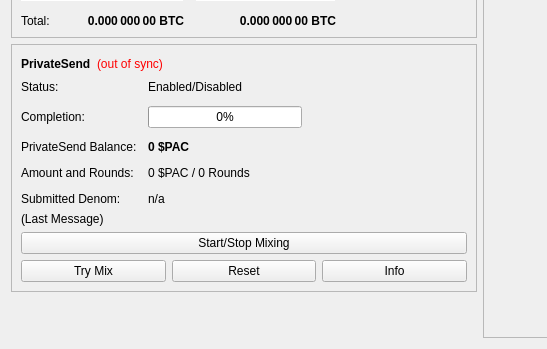
nending/dash, file src/qt/forms/overviewpage.ui: the form before one commit; both pictures show x 0 to 547 and y 178 to 527 of the 960 by 527 pixel window.
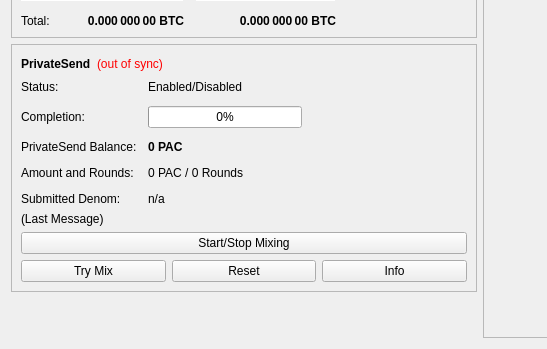
The form after the commit.

Commit message:
Revert "Fix bugs in interface"
This reverts commit e69b780e1d2dfe615424254f95e678abb2be6519.

The edit to the form file:
```diff
--- a/src/qt/forms/overviewpage.ui
+++ b/src/qt/forms/overviewpage.ui
@@ -501,7 +501,7 @@
                </font>
               </property>
               <property name="text">
-               <string notr="true">0 $PAC</string>
+               <string notr="true">0 PAC</string>
               </property>
              </widget>
             </item>
@@ -515,7 +515,7 @@
             <item row="3" column="1">
              <widget class="QLabel" name="labelAmountRounds">
               <property name="text">
-               <string>0 $PAC / 0 Rounds</string>
+               <string>0 PAC / 0 Rounds</string>
               </property>
              </widget>
             </item>
```
The commit also changes 2 other files.
